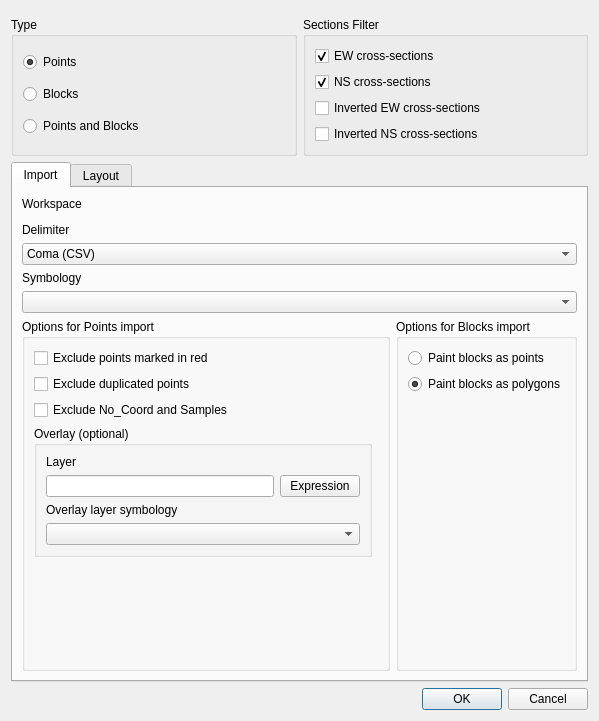
Old version of the form sugar_tools_dialog_simple.ui in the repository psigcat/sugartools.
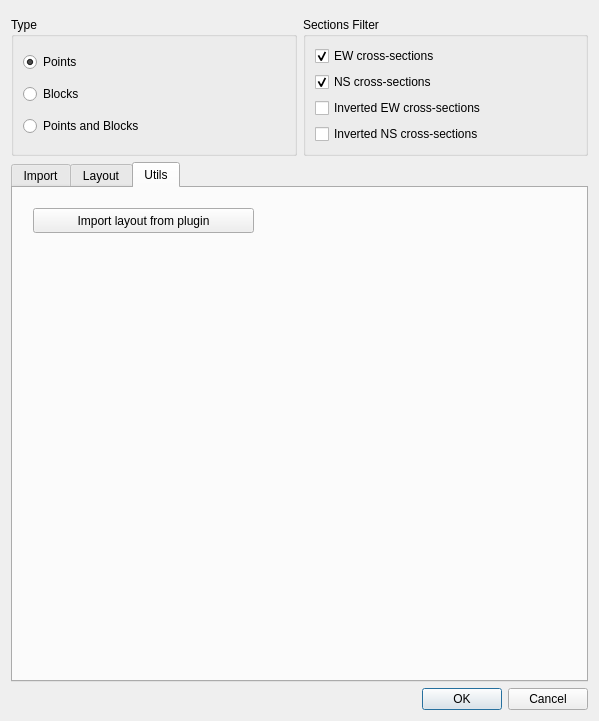
New version of the form. The open tabs and pages were chosen to show the change. Custom widgets are drawn as their Qt base class.

Commit message: update general loading, add utils to import layout, error management

What changed in the file:
```diff
--- a/sugar_tools_dialog_simple.ui
+++ b/sugar_tools_dialog_simple.ui
@@ -281,6 +281,24 @@
        </item>
       </layout>
      </widget>
+     <widget class="QWidget" name="tabUtils">
+      <attribute name="title">
+       <string>Utils</string>
+      </attribute>
+      <widget class="QPushButton" name="import_layout_btn">
+       <property name="geometry">
+        <rect>
+         <x>20</x>
+         <y>20</y>
+         <width>221</width>
+         <height>25</height>
+        </rect>
+       </property>
+       <property name="text">
+        <string>Import layout from plugin</string>
+       </property>
+      </widget>
+     </widget>
     </widget>
    </item>
    <item row="1" column="0">
```
The commit also changes 1 other file.
